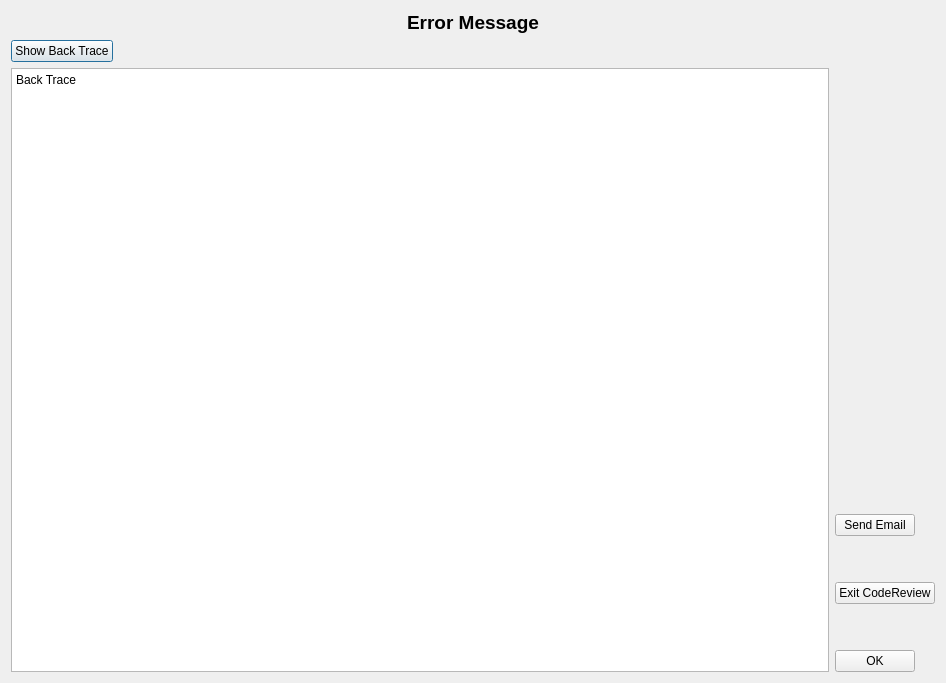
Qt form CodeReview/GUI/ui/critical_error_form.ui (FabriceSalvaire/CodeReview) before a commit.
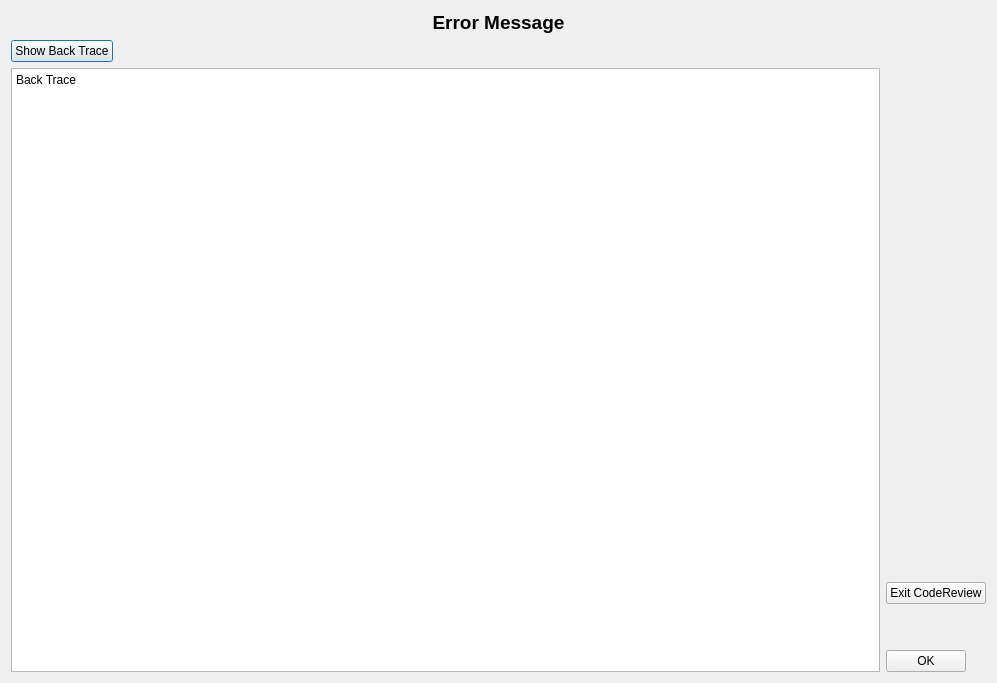
The same form after that commit.

Commit message: Removed send email feature

```diff
--- a/CodeReview/GUI/ui/critical_error_form.ui
+++ b/CodeReview/GUI/ui/critical_error_form.ui
@@ -9,7 +9,7 @@
    <rect>
     <x>0</x>
     <y>0</y>
-    <width>946</width>
+    <width>997</width>
     <height>683</height>
    </rect>
   </property>
@@ -123,35 +123,6 @@
          </property>
         </spacer>
        </item>
-       <item>
-        <widget class="QPushButton" name="send_email_button">
-         <property name="sizePolicy">
-          <sizepolicy hsizetype="Fixed" vsizetype="Fixed">
-           <horstretch>0</horstretch>
-           <verstretch>0</verstretch>
-          </sizepolicy>
-         </property>
-         <property name="text">
-          <string>Send Email</string>
-         </property>
-        </widget>
-       </item>
-       <item>
-        <spacer name="verticalSpacer_4">
-         <property name="orientation">
-          <enum>Qt::Vertical</enum>
-         </property>
-         <property name="sizeType">
-          <enum>QSizePolicy::Fixed</enum>
-         </property>
-         <property name="sizeHint" stdset="0">
-          <size>
-           <width>20</width>
-           <height>40</height>
-          </size>
-         </property>
-        </spacer>
-       </item>
        <item>
         <widget class="QPushButton" name="exit_button">
          <property name="sizePolicy">
```
The commit also changes 11 other files.
